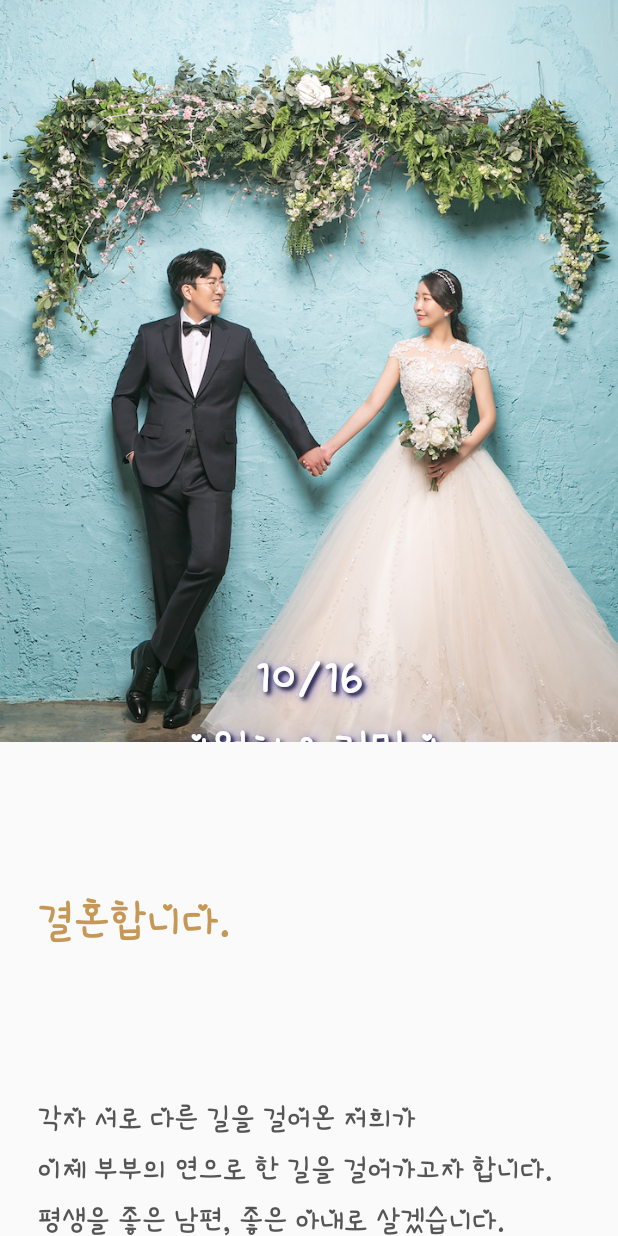
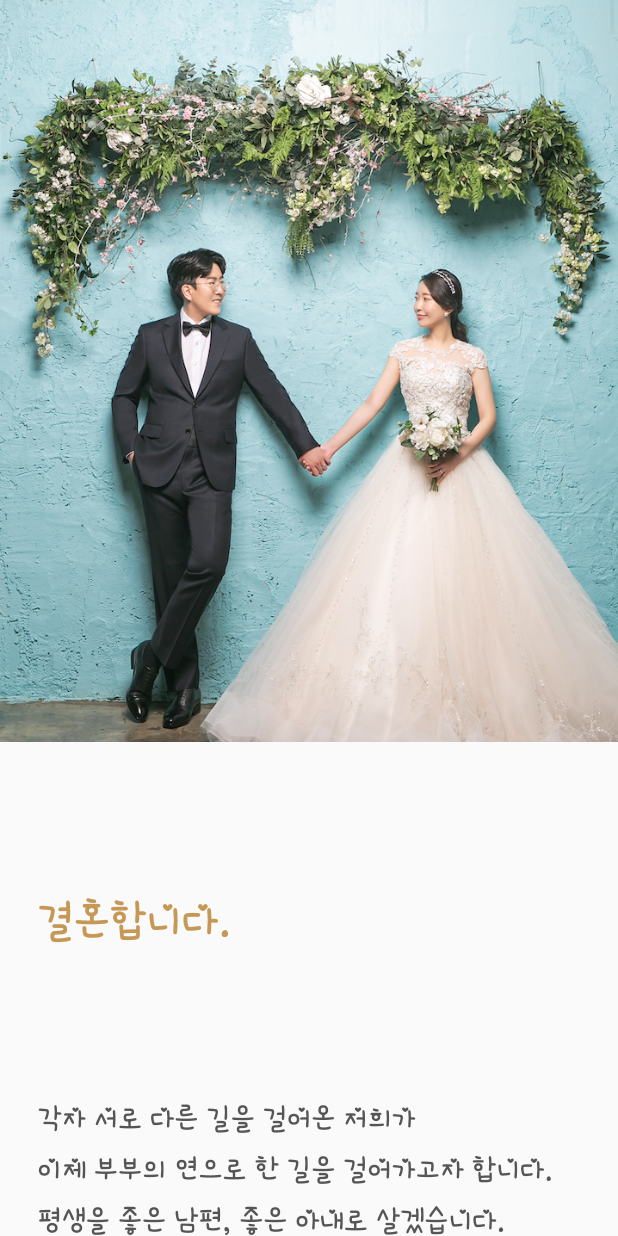
Before and after one commit to mina-wonhee/wedding-card, a Flutter app: the screen it shows after launch, on a phone screen of 412 x 824 dp. Run offline on Flutter 3.47's test engine with Material 2 defaults, Android fonts, the phone set to English and light mode, and no system bars; our stand-ins replace cached_network_image, carousel_slider, cloud_firestore, firebase_core, google_maps_flutter; accounts and stored records are empty; network calls fail.

Commit message:
test image

```diff
--- a/lib/view/HeaderWidget.dart
+++ b/lib/view/HeaderWidget.dart
@@ -13,87 +13,95 @@ class _HeaderWidgetState extends State<HeaderWidget> {
     double width = MediaQuery.of(context).size.width;
     double imageHeight = width * 1.2;
 
-    return Stack(
-      children: [
-        // Container(
-        //   constraints: BoxConstraints(
-        //       minHeight: width, minWidth: double.infinity),
-        //   child: CachedNetworkImage(
-        //     imageUrl: 'https://mina-wonhee.github.io/wedding-card/assets/assets/images/resize20/12.jpg',
-        //     fit: BoxFit.fitWidth,
-        //     // width: MediaQuery.of(context).size.width,
-        //     placeholder: (context, url) => Center(
-        //       child: SizedBox(
-        //         width: 40.0,
-        //         height: 40.0,
-        //         child: new CircularProgressIndicator(),
-        //       ),
-        //     ),
-        //     errorWidget: (context, url, error) => Icon(Icons.error),
-        //   ),
-        // ),
+    return Container(
+      child: Image.asset('assets/images/resize20/12.jpg',
+        fit: BoxFit.fitWidth,
+        width: MediaQuery.of(context).size.width,
+        height: imageHeight,
+      ),
+    );
 
-        Image.asset('assets/images/resize20/12.jpg',
-          fit: BoxFit.fitWidth,
-          width: MediaQuery.of(context).size.width,
-          height: imageHeight,
-        ),
-        Positioned(
-          top: imageHeight * 0.05,
-          child: SizedBox(
-            height: imageHeight,
-            width: width,
-            child: Align(
-                alignment: Alignment.bottomCenter,
-                child: Column(
-                  mainAxisSize: MainAxisSize.min,
-                  mainAxisAlignment: MainAxisAlignment.center,
-                  children: <Widget>[
-                    Text(
-                      '10/16',
-                      textAlign: TextAlign.center,
-                      style: TextStyle(
-                        fontSize: 35,
-                        color: Colors.white,
-                        shadows: <Shadow>[
-                          Shadow(
-                            offset: Offset(2.0, 2.0),
-                            blurRadius: 3.0,
-                            color: Color.fromARGB(255, 0, 0, 0),
-                          ),
-                          Shadow(
-                            offset: Offset(2.0, 2.0),
-                            blurRadius: 8.0,
-                            color: Color.fromARGB(125, 0, 0, 255),
-                          ),
-                        ],
-                      ),
-                    ),
-                    SizedBox(height: 7),
-                    Text(
-                      '이원희 & 김민아',
-                      style: TextStyle(
-                        fontSize: 30,
-                        color: Colors.white,
-                        shadows: <Shadow>[
-                          Shadow(
-                            offset: Offset(2.0, 2.0),
-                            blurRadius: 3.0,
-                            color: Color.fromARGB(255, 0, 0, 0),
-                          ),
-                          Shadow(
-                            offset: Offset(2.0, 2.0),
-                            blurRadius: 8.0,
-                            color: Color.fromARGB(125, 0, 0, 255),
-                          ),
-                        ],
-                      ),
-                    ),
-                  ],
-                )),
-          ),
-        ),
-      ],
-    );
+    // return Stack(
+    //   children: [
+    //     // Container(
+    //     //   constraints: BoxConstraints(
+    //     //       minHeight: width, minWidth: double.infinity),
+    //     //   child: CachedNetworkImage(
+    //     //     imageUrl: 'https://mina-wonhee.github.io/wedding-card/assets/assets/images/resize20/12.jpg',
+    //     //     fit: BoxFit.fitWidth,
+    //     //     // width: MediaQuery.of(context).size.width,
+    //     //     placeholder: (context, url) => Center(
+    //     //       child: SizedBox(
+    //     //         width: 40.0,
+    //     //         height: 40.0,
+    //     //         child: new CircularProgressIndicator(),
+    //     //       ),
+    //     //     ),
+    //     //     errorWidget: (context, url, error) => Icon(Icons.error),
+    //     //   ),
+    //     // ),
+    //
+    //     Image.asset('assets/images/resize20/12.jpg',
+    //       fit: BoxFit.fitWidth,
+    //       width: MediaQuery.of(context).size.width,
+    //       height: imageHeight,
+    //     ),
+    //     Positioned(
+    //       top: imageHeight * 0.05,
+    //       child: SizedBox(
+    //         height: imageHeight,
+    //         width: width,
+    //         child: Align(
+    //             alignment: Alignment.bottomCenter,
+    //             child: Column(
+    //               mainAxisSize: MainAxisSize.min,
+    //               mainAxisAlignment: MainAxisAlignment.center,
+    //               children: <Widget>[
+    //                 Text(
+    //                   '10/16',
+    //                   textAlign: TextAlign.center,
+    //                   style: TextStyle(
+    //                     fontSize: 35,
+    //                     color: Colors.white,
+    //                     shadows: <Shadow>[
+    //                       Shadow(
+    //                         offset: Offset(2.0, 2.0),
+    //                         blurRadius: 3.0,
+    //                         color: Color.fromARGB(255, 0, 0, 0),
+    //                       ),
+    //                       Shadow(
+    //                         offset: Offset(2.0, 2.0),
+    //                         blurRadius: 8.0,
+    //                         color: Color.fromARGB(125, 0, 0, 255),
+    //                       ),
+    //                     ],
+    //                   ),
+    //                 ),
+    //                 SizedBox(height: 7),
+    //                 Text(
+    //                   '이원희 & 김민아',
+    //                   style: TextStyle(
+    //                     fontSize: 30,
+    //                     color: Colors.white,
+    //                     shadows: <Shadow>[
+    //                       Shadow(
+    //                         offset: Offset(2.0, 2.0),
+    //                         blurRadius: 3.0,
+    //                         color: Color.fromARGB(255, 0, 0, 0),
+    //                       ),
+    //                       Shadow(
+    //                         offset: Offset(2.0, 2.0),
+    //                         blurRadius: 8.0,
+    //                         color: Color.fromARGB(125, 0, 0, 255),
+    //                       ),
+    //                     ],
+    //                   ),
+    //                 ),
+    //               ],
+    //             )),
+    //       ),
+    //     ),
+    //   ],
+    // );
   }
 }
```
